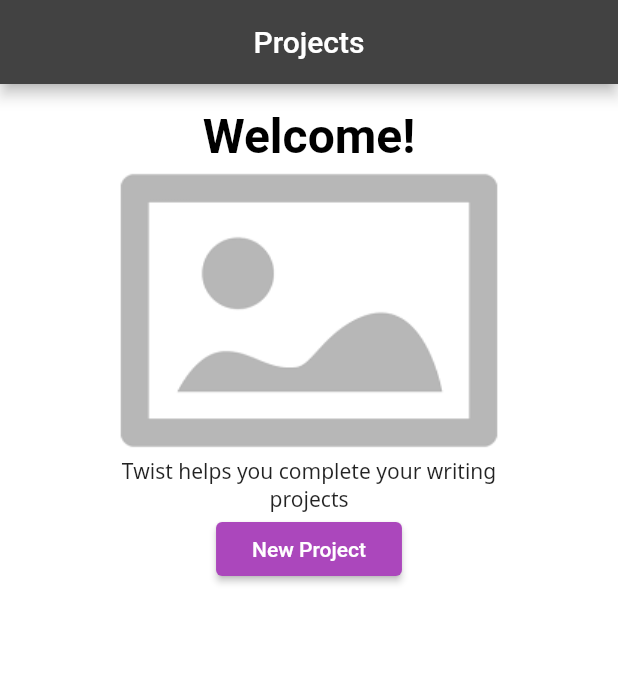
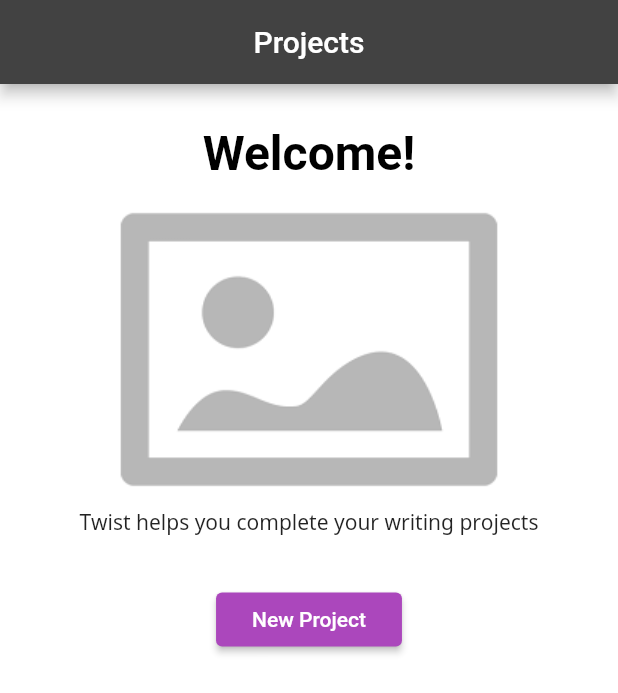
Before and after one commit to pandacorps/twist, a Flutter app: the screen it shows after launch, on a phone screen of 412 x 824 dp. Shown: the top 693 px of the screen. Run offline on Flutter 3.47's test engine with Material 2 defaults, Android fonts, the light colour scheme and no system bars.

Commit message:
feat(#11): zero state

```diff
--- a/lib/constants.dart
+++ /dev/null
@@ -1,6 +0,0 @@
-import 'package:flutter/material.dart';
-
-// ignore: avoid_classes_with_only_static_members
-class LayoutConstants {
-  static EdgeInsets defaultPadding = const EdgeInsets.all(16);
-}
--- a/lib/main.dart
+++ b/lib/main.dart
@@ -28,10 +28,10 @@
         theme: ThemeData.from(
                 colorScheme: colorScheme,
                 textTheme: Theme.of(context).textTheme.merge(const TextTheme(
-                    headline1:
-                        TextStyle(fontSize: 32, fontWeight: FontWeight.bold),
-                    headline2:
-                        TextStyle(fontSize: 24, fontWeight: FontWeight.bold),
+                    headline1: TextStyle(
+                        fontSize: 32, fontWeight: FontWeight.bold, height: 1),
+                    headline2: TextStyle(
+                        fontSize: 24, fontWeight: FontWeight.bold, height: 1),
                     bodyText1: TextStyle(fontFamily: 'NotoSans'),
                     bodyText2: TextStyle(fontFamily: 'NotoSans'))))
             .copyWith(
--- a/lib/screens/project_list/project_list_screen.dart
+++ b/lib/screens/project_list/project_list_screen.dart
@@ -1,6 +1,4 @@
 import 'package:flutter/material.dart';
-
-import '../../constants.dart';
 
 class ProjectListScreen extends StatelessWidget {
   @override
@@ -12,29 +10,49 @@
         title: const Text('Projects'),
         centerTitle: true,
       ),
-        body: Center(
-            child: Container(
-                padding: LayoutConstants.defaultPadding,
-                alignment: Alignment.center,
-                constraints: const BoxConstraints(maxWidth: 300),
+      body: Align(
+        alignment: Alignment.topCenter,
+        child: SingleChildScrollView(
+          padding: const EdgeInsets.only(left: 16, right: 16, bottom: 16),
+          child: Center(
             child: Column(
               children: [
-                    Text('Welcome!',
+                Container(
+                  margin: const EdgeInsets.only(top: 32),
+                  child: Text(
+                    'Welcome!',
                     style: theme.textTheme.headline1
-                            .copyWith(color: theme.colorScheme.onBackground)),
-                    const Image(image: AssetImage('assets/placeholder.png')),
-                    Text(
+                        .copyWith(color: theme.colorScheme.onBackground),
+                  ),
+                ),
+                Container(
+                  margin: const EdgeInsets.only(top: 16),
+                  child: const Image(
+                    image: AssetImage('assets/placeholder.png'),
+                  ),
+                ),
+                Container(
+                  margin: const EdgeInsets.only(top: 8),
+                  child: Text(
                     'Twist helps you complete your writing projects',
                     style: theme.textTheme.bodyText1,
                     textAlign: TextAlign.center,
                   ),
-                    RaisedButton(
+                ),
+                Container(
+                  margin: const EdgeInsets.only(top: 32),
+                  child: RaisedButton(
                     onPressed: () {
                       // TODO: Navigate to project create.
                     },
                     child: const Text('New Project'),
                   ),
+                ),
               ],
-                ))));
+            ),
+          ),
+        ),
+      ),
+    );
   }
 }
```
Lines whose indentation alone changed are shown as unchanged.
